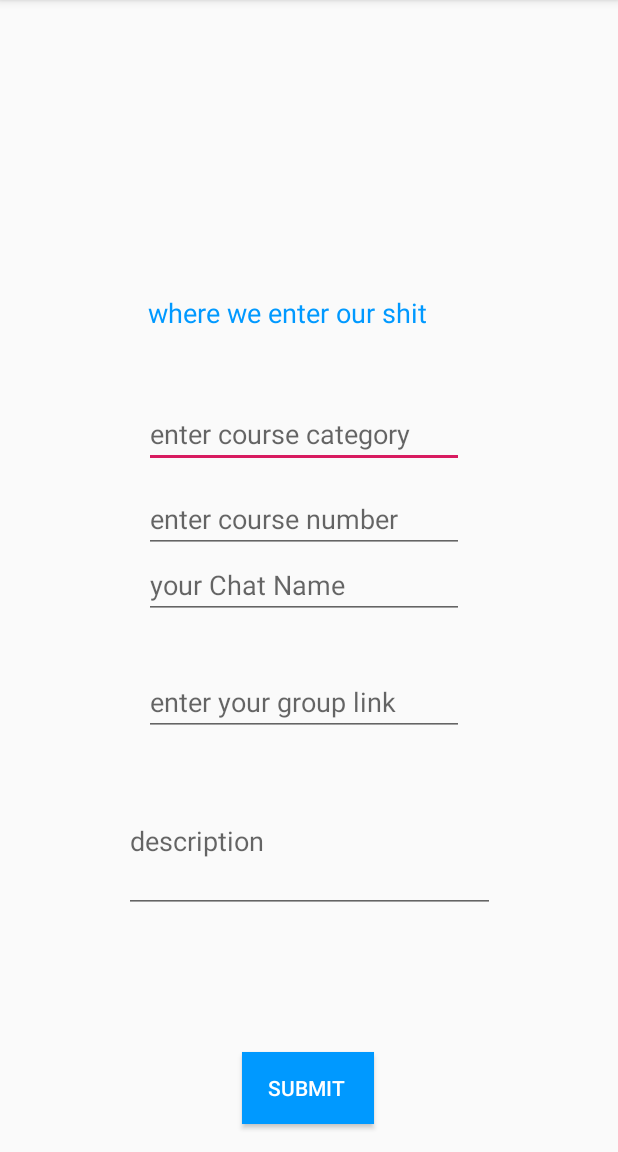
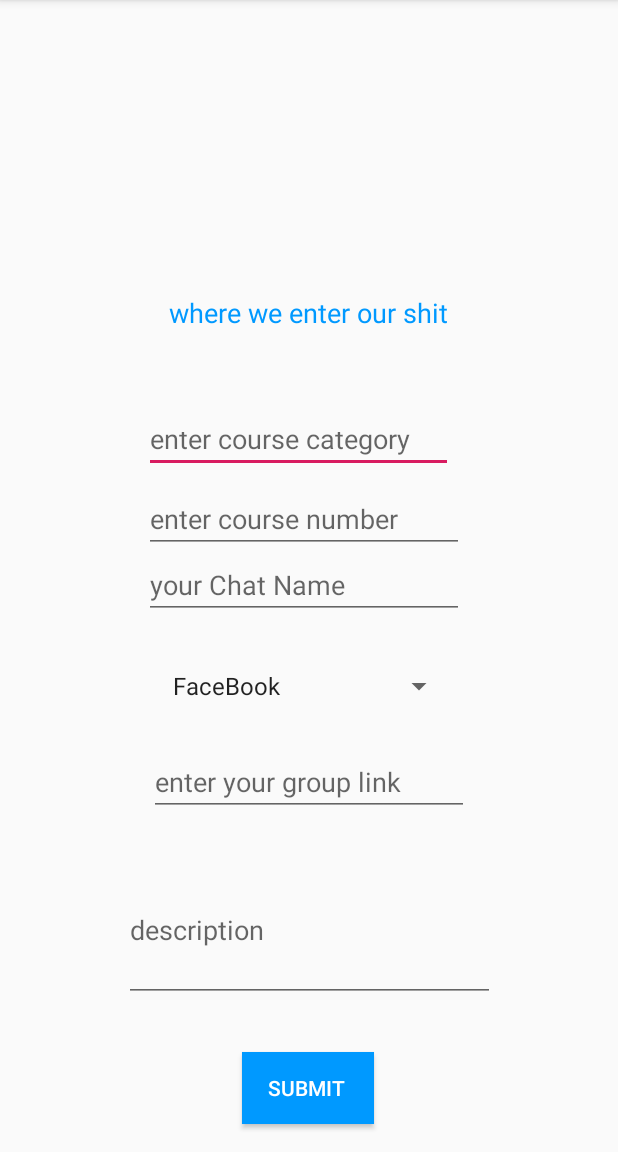
Before and after one commit to HarryStarfrostCui/LinkChat, an Android app: the AddChat screen opened directly, with no data from a screen before it, after a tap on "SUBMIT", on a phone screen of 412 x 824 dp, the part 84-1236 px from its top. Run offline under Robolectric (Android 15) with nearby library versions, the phone set to English and light mode, and no system bars.

```diff
--- a/app/src/main/java/com/example/linkchat/AddChat.java
+++ b/app/src/main/java/com/example/linkchat/AddChat.java
@@ -2,60 +2,118 @@ package com.example.linkchat;
 
 import androidx.appcompat.app.AppCompatActivity;
 
+import android.content.Context;
 import android.content.DialogInterface;
+import android.content.SharedPreferences;
 import android.os.Bundle;
 import android.view.View;
+import android.widget.AdapterView;
+import android.widget.ArrayAdapter;
 import android.widget.Button;
 import android.util.Log;
 import android.widget.EditText;
+import android.widget.Spinner;
 import android.widget.TextView;
 import android.widget.Toast;
 
+import java.text.SimpleDateFormat;
+import java.util.ArrayList;
+import java.util.List;
+import java.util.*;
+import android.content.SharedPreferences;
+import android.content.*;
+
 public class AddChat extends AppCompatActivity {
+
+    private static String tempCourse;
 
     @Override
     protected void onCreate(Bundle savedInstanceState) {
+        List<String> platforms = new ArrayList<>();
+        platforms.add("FaceBook");
+        platforms.add("Discord");
         super.onCreate(savedInstanceState);
         setContentView(R.layout.activity_add_chat);
 
-        EditText editOfChatName;
-        EditText editOfCourseCategory;
-        EditText editOfCourseNumber;
-        EditText editOfLink;
-        EditText editDescri;
+
+
+        final SharedPreferences pref = getApplication().getSharedPreferences("MyPref", MODE_PRIVATE);
+
         //date , platform
         //upper case course category
         // make sure descrption has  ascorlling part :<<<<
         TextView mText;
+
+
+        Spinner platformSpinner = (Spinner) findViewById(R.id.editPlatform);
+        ArrayAdapter<String> adapter = new ArrayAdapter<String>(this, android.R.layout.simple_spinner_item, platforms);
+        platformSpinner.setAdapter(adapter);
+        platformSpinner.setOnItemSelectedListener(new AdapterView.OnItemSelectedListener() {
+            @Override
+            public void onItemSelected(AdapterView<?> parent, View view, int position, long id) {
+                String item = parent.getItemAtPosition(position).toString();
+                Toast.makeText(getApplicationContext(), item, Toast.LENGTH_SHORT).show();
+            }
+
+            @Override
+            public void onNothingSelected(AdapterView<?> parent) {
+
+            }
+        });
+
+
+        String selectedPlatform = platformSpinner.getSelectedItem().toString();
+
+
+
+//        SimpleDateFormat dateFormat = new SimpleDateFormat("MM-dd-yyyy");
+//        Date today = Calendar.getInstance().getTime();
+//        String todayDate  = dateFormat.format(today);
+
+        //come back here after u finish with making 4 empty text locations
+
+
+        //System.out.println("please print" +  courseCategory + "   " + courseNumber + "  " + link + "   " + description + "   ");
+
         Button b = findViewById(R.id.ButtonSomething);
         b.setOnClickListener(new View.OnClickListener() {
             @Override
             public void onClick(View v) {
+                final SharedPreferences.Editor editor = pref.edit();
+                //EditText categoryText = findViewById(R.id.editCouCatg);
+
+
+                EditText editOfChatName = (EditText) findViewById(R.id.editText);
+                EditText editOfCourseCategory = (EditText) findViewById(R.id.editCouCatg);
+                EditText editOfCourseNumber = (EditText) findViewById(R.id.editCourNum);
+                EditText editOfLink = (EditText) findViewById(R.id.editLink);
+                EditText editDescri = (EditText) findViewById(R.id.editDescription);
+
+
+                editor.putString("category", editOfCourseCategory.getText().toString());
+                editor.putString("coursenum", editOfCourseNumber.getText().toString().toUpperCase());
+                editor.putString("link", editOfLink.getText().toString());
+                editor.putString("description", editDescri.getText().toString());
+                editor.commit();
                 //what happens after you click the submit file owowowow
-                Toast.makeText(getApplicationContext(), "you have submitted your desired information right now", Toast.LENGTH_SHORT).show();
+//                if(courseNumberInt < 100 || courseNumberInt > 899){
+//                    editOfCourseNumber.setError("Your course number is not valid");
+//                }
+//                else{
+                //editOfCourseNumber.setError(null);
+
+                //Toast.makeText(getApplicationContext(), "please print" +  courseCategory + "   " + courseNumber + "  " + link + "   " + description + "   ", Toast.LENGTH_SHORT).show();
+                //}
             }
         });
-        editOfChatName = (EditText) findViewById(R.id.editText);
-        String chatName  = editOfChatName.getText().toString().trim();
 
-        editOfCourseCategory = (EditText) findViewById(R.id.editCouCatg);
-        String courseCategory = editOfCourseCategory.getText().toString().trim().toUpperCase();
-
-        //make this a number for easy comparision
-        editOfCourseNumber = (EditText) findViewById(R.id.editCourNum);
-        String courseNumber = editOfCourseNumber.getText().toString().trim();
-
-        editOfLink = (EditText) findViewById(R.id.editLink);
-        String link = editOfLink.getText().toString().trim();
-
-        editDescri = (EditText) findViewById(R.id.editDescription);
-        String description = editDescri.getText().toString().trim();
-        // if its between 1 and 8 accept if not dont
-
-        //come back here after u finish with making 4 empty text locations
+        System.out.println(pref.getString("category", null));
+        //Toast.makeText(getApplicationContext(), "please print" +  courseCategory + "   " + courseNumber + "  " + link + "   " + description + "   ", Toast.LENGTH_SHORT).show();
 
         mText= (TextView) findViewById(R.id.textView);
         //mText.setText("i just want to kms tbh " + beingStoredRn + " owo ?");
+
+
 
 
     }
--- a/app/src/main/java/com/example/linkchat/MainActivity.java
+++ b/app/src/main/java/com/example/linkchat/MainActivity.java
@@ -2,6 +2,7 @@ package com.example.linkchat;
 
 import androidx.appcompat.app.AppCompatActivity;
 
+import android.content.Intent;
 import android.os.Bundle;
 
 public class MainActivity extends AppCompatActivity {
--- a/app/src/main/res/layout/activity_add_chat.xml
+++ b/app/src/main/res/layout/activity_add_chat.xml
@@ -32,7 +32,7 @@
         android:textColor="#0099FF"
         app:layout_constraintBottom_toBottomOf="parent"
         app:layout_constraintEnd_toEndOf="parent"
-        app:layout_constraintHorizontal_bias="0.216"
+        app:layout_constraintHorizontal_bias="0.302"
         app:layout_constraintStart_toStartOf="parent"
         app:layout_constraintTop_toTopOf="parent"
         app:layout_constraintVertical_bias="0.0" />
@@ -40,8 +40,8 @@
     <EditText
 
         android:id="@+id/editCouCatg"
-        android:layout_width="wrap_content"
-        android:layout_height="wrap_content"
+        android:layout_width="206dp"
+        android:layout_height="37dp"
         android:layout_marginStart="96dp"
         android:layout_marginBottom="296dp"
         android:ems="10"
@@ -52,7 +52,7 @@
         app:layout_constraintHorizontal_bias="0.0"
         app:layout_constraintStart_toStartOf="parent"
         app:layout_constraintTop_toTopOf="parent"
-        app:layout_constraintVertical_bias="0.625" />
+        app:layout_constraintVertical_bias="0.64" />
 
     <EditText
         android:id="@+id/editText"
@@ -92,10 +92,9 @@
         android:inputType="textPersonName"
         app:layout_constraintBottom_toBottomOf="parent"
         app:layout_constraintEnd_toEndOf="parent"
-        app:layout_constraintHorizontal_bias="0.484"
         app:layout_constraintStart_toStartOf="parent"
         app:layout_constraintTop_toTopOf="parent"
-        app:layout_constraintVertical_bias="0.616" />
+        app:layout_constraintVertical_bias="0.69" />
 
     <EditText
         android:id="@+id/editDescription"
@@ -111,6 +110,17 @@
         app:layout_constraintEnd_toEndOf="parent"
         app:layout_constraintStart_toStartOf="parent"
         app:layout_constraintTop_toTopOf="parent"
-        app:layout_constraintVertical_bias="0.763" />
+        app:layout_constraintVertical_bias="0.851" />
+
+    <Spinner
+        android:id="@+id/editPlatform"
+        android:layout_width="196dp"
+        android:layout_height="23dp"
+        app:layout_constraintBottom_toBottomOf="parent"
+        app:layout_constraintEnd_toEndOf="parent"
+        app:layout_constraintHorizontal_bias="0.497"
+        app:layout_constraintStart_toStartOf="parent"
+        app:layout_constraintTop_toTopOf="parent"
+        app:layout_constraintVertical_bias="0.598" />
 
 </androidx.constraintlayout.widget.ConstraintLayout>
--- a/app/src/main/res/values/strings.xml
+++ b/app/src/main/res/values/strings.xml
@@ -6,4 +6,9 @@
     <string name="category">enter course category</string>
     <string name="number">enter course number</string>
     <string name="link">enter your group link</string>
+
+    <string-array name="platforms">
+        <item>Discord</item>
+        <item>FaceBook</item>
+    </string-array>
 </resources>
```
